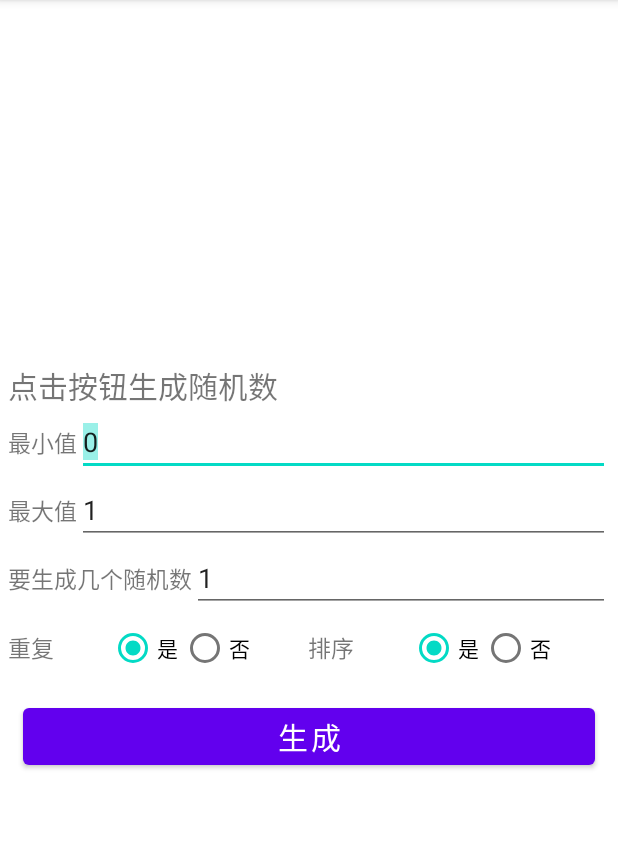
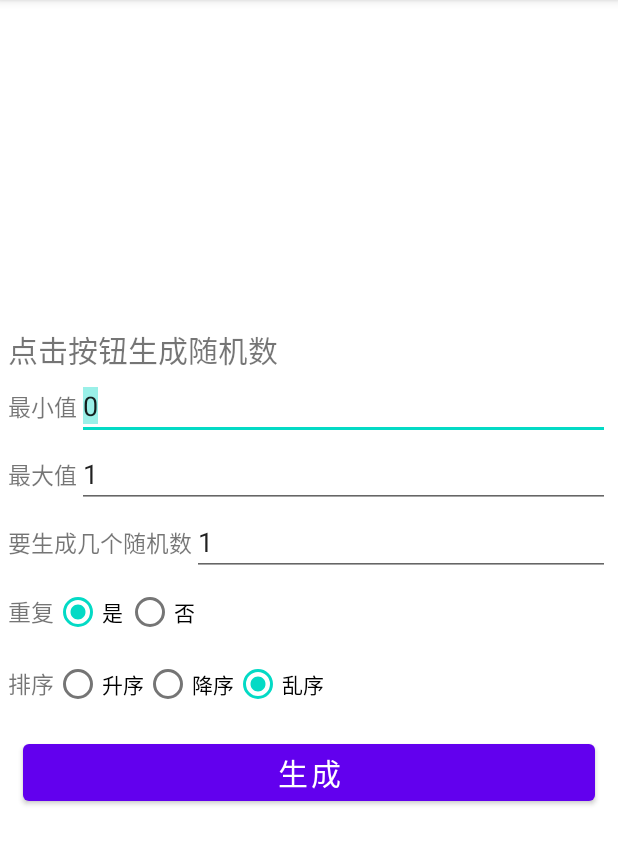
Before and after one commit to Hin-Worran/RandNumGenerator_Android, an Android app: the screen it shows after launch (MainActivity), on a phone screen of 412 x 824 dp, the part 84-949 px from its top. Run offline under Robolectric (Android 15) with nearby library versions, the phone set to English and light mode, and no system bars.

Commit message:
排序的布局改为升序、降序、乱序

```diff
--- a/app/src/main/res/layout/activity_main.xml
+++ b/app/src/main/res/layout/activity_main.xml
@@ -79,7 +79,7 @@
         android:orientation="horizontal"
         android:gravity="center_vertical">
         <TextView
-            android:layout_weight="1"
+
             android:layout_width="wrap_content"
             android:layout_height="wrap_content"
             android:text="重复"
@@ -102,8 +102,16 @@
                 android:text="@string/no"/>
 
         </RadioGroup>
+
+    </LinearLayout>
+    <LinearLayout
+        android:layout_width="match_parent"
+        android:layout_height="wrap_content"
+        android:orientation="horizontal"
+        android:gravity="center_vertical">
+
         <TextView
-            android:layout_weight="1"
+
             android:layout_width="wrap_content"
             android:layout_height="wrap_content"
             android:text="排序"
@@ -114,18 +122,26 @@
             android:layout_weight="1"
             android:orientation="horizontal">
             <RadioButton
-                android:id="@+id/rbt_rankY"
+                android:id="@+id/rbt_rankUp"
+                android:layout_width="wrap_content"
+                android:layout_height="wrap_content"
+                android:text="升序"/>
+            <RadioButton
+                android:id="@+id/rbt_rankDown"
+                android:layout_width="wrap_content"
+                android:layout_height="wrap_content"
+                android:text="降序"/>
+            <RadioButton
+                android:id="@+id/rbt_rankNo"
                 android:checked="true"
                 android:layout_width="wrap_content"
                 android:layout_height="wrap_content"
-                android:text="@string/yes"/>
-            <RadioButton
-                android:id="@+id/rbt_rankN"
-                android:layout_width="wrap_content"
-                android:layout_height="wrap_content"
-                android:text="@string/no"/>
+                android:text="乱序"/>
 
         </RadioGroup>
+
+
+
     </LinearLayout>
 
     <Button
```
